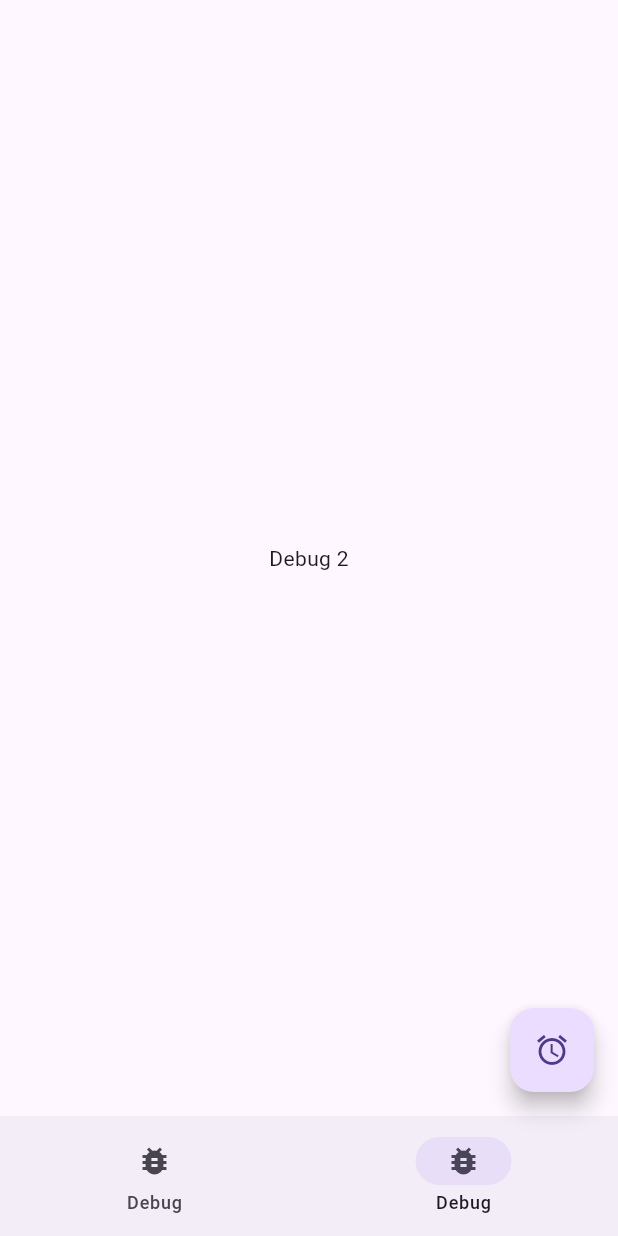
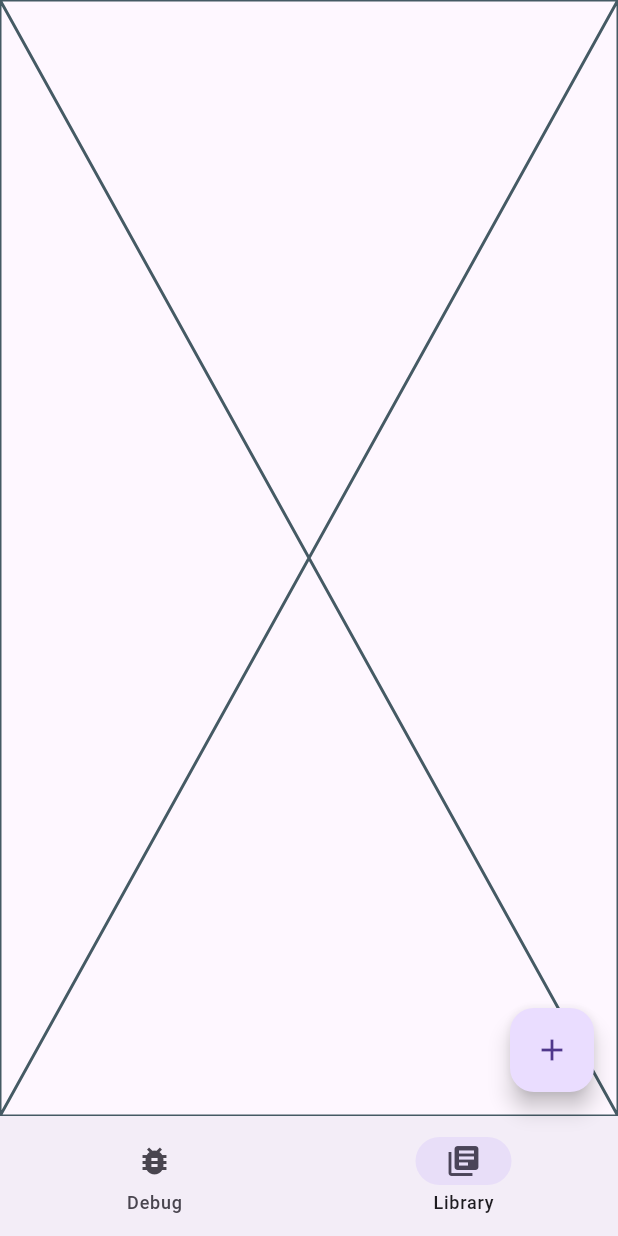
Before and after one commit to Hollow-Ego/rabenkorb, a Flutter app: the screen it shows after launch, item 2 of the bottom bar chosen, on a phone screen of 412 x 824 dp. Run offline on Flutter 3.47's test engine with Material 3 defaults, Android fonts, the phone set to English and light mode, and no system bars; our stand-ins replace device_info_plus, drift, file_picker, go_router, package_info_plus, permission_handler and 3 more; missing offline and left inert: codenic_logger, mongo_dart; accounts and stored records are empty; generated files the repository leaves out were written again.

Commit message:
initialized library view

```diff
--- a/lib/features/core/structural/navigation/destinations.dart
+++ b/lib/features/core/structural/navigation/destinations.dart
@@ -1,5 +1,7 @@
 import 'package:flutter/material.dart';
 import 'package:rabenkorb/features/core/structural/navigation/destination_details.dart';
+import 'package:rabenkorb/features/library/library_main_action.dart';
+import 'package:rabenkorb/features/library/library_view.dart';
 import 'package:rabenkorb/generated/l10n.dart';
 
 final List<DestinationDetails> mainDestinations = [
@@ -16,16 +18,11 @@ final List<DestinationDetails> mainDestinations = [
   ),
   DestinationDetails(
     destination: NavigationDestination(
-      icon: const Icon(Icons.bug_report),
-      label: S.current.Debug,
+      icon: const Icon(Icons.library_books),
+      label: S.current.Library,
     ),
-    body: const Center(
-      child: Text("Debug 2"),
-    ),
+    body: const LibraryView(),
     index: 1,
-    mainAction: MainAction(
-      icon: const Icon(Icons.access_alarm),
-      onPressed: (BuildContext context) {},
-    ),
+    mainAction: libraryMainAction,
   )
 ];
--- /dev/null
+++ b/lib/features/library/library_main_action.dart
@@ -0,0 +1,6 @@
+import 'package:flutter/material.dart';
+import 'package:rabenkorb/features/core/structural/navigation/destination_details.dart';
+
+final libraryMainAction = MainAction(
+  onPressed: (BuildContext context) {},
+);
--- /dev/null
+++ b/lib/features/library/library_view.dart
@@ -0,0 +1,10 @@
+import 'package:flutter/material.dart';
+
+class LibraryView extends StatelessWidget {
+  const LibraryView({super.key});
+
+  @override
+  Widget build(BuildContext context) {
+    return const Placeholder();
+  }
+}
```
